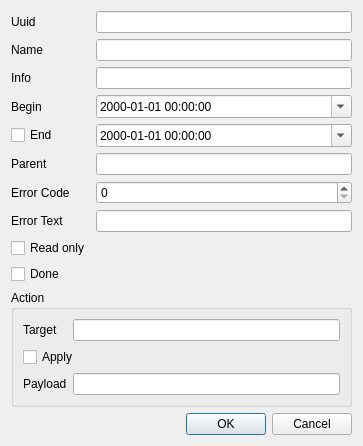
dns-gh/oodevs, file src/applications/timeline_app/create_event.ui: the form before one commit.
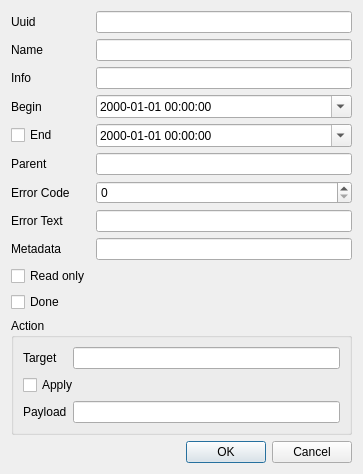
The form after the commit.

Commit message: [api] SWBUG-12587: expose event's metadata attribute through the API

Diff of the .ui file:
```diff
--- a/src/applications/timeline_app/create_event.ui
+++ b/src/applications/timeline_app/create_event.ui
@@ -106,20 +106,30 @@
         <widget class="QLineEdit" name="error_text"/>
     </item>
     <item row="8" column="0">
+        <widget class="QLabel" name="metadata_label">
+            <property name="text">
+                <string>Metadata</string>
+            </property>
+        </widget>
+    </item>
+    <item row="8" column="1">
+        <widget class="QLineEdit" name="metadata"/>
+    </item>
+      <item row="9" column="0">
         <widget class="QCheckBox" name="read_only">
             <property name="text">
                 <string>Read only</string>
             </property>
         </widget>
     </item>
-    <item row="9" column="0">
+    <item row="10" column="0">
     <widget class="QCheckBox" name="done">
      <property name="text">
       <string>Done</string>
      </property>
     </widget>
    </item>
-   <item row="10" column="0" colspan="2">
+   <item row="11" column="0" colspan="2">
     <widget class="QGroupBox" name="groupBox">
      <property name="title">
       <string>Action</string>
@@ -155,7 +165,7 @@
      </layout>
     </widget>
    </item>
-   <item row="11" column="1">
+   <item row="12" column="1">
     <spacer name="verticalSpacer">
      <property name="orientation">
       <enum>Qt::Vertical</enum>
@@ -168,7 +178,7 @@
      </property>
     </spacer>
    </item>
-   <item row="12" column="0" colspan="2">
+   <item row="13" column="0" colspan="2">
     <widget class="QDialogButtonBox" name="buttonBox">
      <property name="standardButtons">
       <set>QDialogButtonBox::Cancel|QDialogButtonBox::Ok</set>
```
The commit also changes 5 other files.
